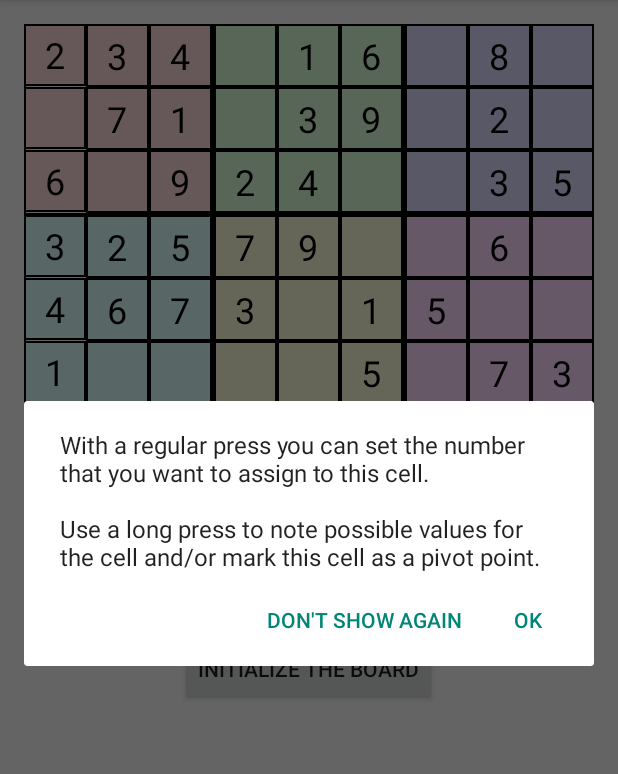
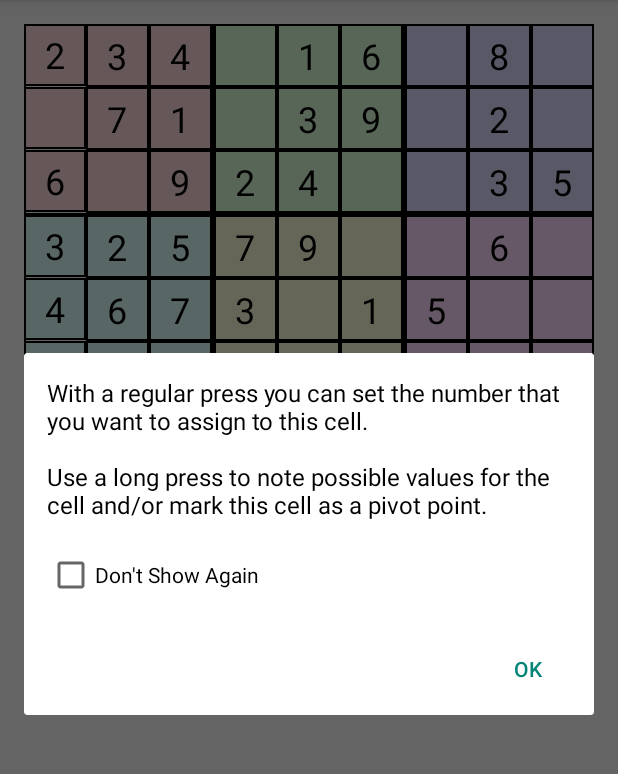
Before and after one commit to alphonzo79/Sudoku, an Android app: the screen it shows after launch (MainActivity), after a tap on an icon or button, on a phone screen of 412 x 824 dp, the part 84-858 px from its top. Run offline under Robolectric (Android 15) with nearby library versions, the phone set to English and light mode, and no system bars; 1 other tap on this screen came first.

Commit message:
Alert education dialogs working as expected

```diff
--- a/app/src/main/java/rowley/sudoku/activity/MainActivity.java
+++ b/app/src/main/java/rowley/sudoku/activity/MainActivity.java
@@ -14,6 +14,7 @@ import rowley.sudoku.fragment.MarkCellDialogFragment;
 import rowley.sudoku.fragment.SetCellDialogFragment;
 import rowley.sudoku.util.DifficultyLevel;
 import rowley.sudoku.util.SharedPrefsHelper;
+import rowley.sudoku.view.AlertMessageContents;
 import rowley.sudoku.view.Board;
 
 
@@ -100,16 +101,16 @@ public class MainActivity extends ActionBarActivity implements View.OnClickListe
             final boolean[] finalPossibilities = possibilities;
             final int finalCellIndex = cellIndex;
 
-            new AlertDialog.Builder(this).setMessage(R.string.regular_education).setCancelable(true).setPositiveButton(R.string.ok, new DialogInterface.OnClickListener() {
+            final AlertMessageContents contents = new AlertMessageContents(this);
+            contents.setMessage(getString(R.string.regular_education));
+
+            new AlertDialog.Builder(this).setView(contents).setCancelable(true).setPositiveButton(R.string.ok, new DialogInterface.OnClickListener() {
                 @Override
                 public void onClick(DialogInterface dialog, int which) {
-                    dialog.cancel();
-                }
-            }).setNegativeButton(R.string.dont_show_again, new DialogInterface.OnClickListener() {
-                @Override
-                public void onClick(DialogInterface dialog, int which) {
-                    hasDismissedRegular = true;
-                    SharedPrefsHelper.setHasDismissedRegularClickEducation(MainActivity.this);
+                    if(contents.isDontShowChecked()) {
+                        hasDismissedRegular = true;
+                        SharedPrefsHelper.setHasDismissedRegularClickEducation(MainActivity.this);
+                    }
                     dialog.cancel();
                 }
             }).setOnCancelListener(new DialogInterface.OnCancelListener() {
@@ -136,16 +137,16 @@ public class MainActivity extends ActionBarActivity implements View.OnClickListe
             final boolean finalIsMarked = isMarked;
             final int finalCellIndex = cellIndex;
 
-            new AlertDialog.Builder(this).setMessage(R.string.long_education).setCancelable(true).setPositiveButton(R.string.ok, new DialogInterface.OnClickListener() {
+            final AlertMessageContents contents = new AlertMessageContents(this);
+            contents.setMessage(getString(R.string.long_education));
+
+            new AlertDialog.Builder(this).setView(contents).setCancelable(true).setPositiveButton(R.string.ok, new DialogInterface.OnClickListener() {
                 @Override
                 public void onClick(DialogInterface dialog, int which) {
-                    dialog.cancel();
-                }
-            }).setNegativeButton(R.string.dont_show_again, new DialogInterface.OnClickListener() {
-                @Override
-                public void onClick(DialogInterface dialog, int which) {
-                    hasDismissedLong = true;
-                    SharedPrefsHelper.setHasDismissedLongClickEducation(MainActivity.this);
+                    if(contents.isDontShowChecked()) {
+                        hasDismissedLong = true;
+                        SharedPrefsHelper.setHasDismissedLongClickEducation(MainActivity.this);
+                    }
                     dialog.cancel();
                 }
             }).setOnCancelListener(new DialogInterface.OnCancelListener() {
--- a/app/src/main/java/rowley/sudoku/fragment/MarkCellDialogFragment.java
+++ b/app/src/main/java/rowley/sudoku/fragment/MarkCellDialogFragment.java
@@ -127,6 +127,7 @@ public class MarkCellDialogFragment extends DialogFragment implements View.OnCli
             case R.id.mark_button:
                 isMarked = !isMarked;
                 setMarkButtonText();
+                ((MarkCellFragListener)getActivity()).onSaveNotes(markedPossibilities, getArguments().getInt(CELL_INDEX));
                 ((MarkCellFragListener)getActivity()).onMarkCell(isMarked, getArguments().getInt(CELL_INDEX));
                 dismiss();
                 break;
--- /dev/null
+++ b/app/src/main/java/rowley/sudoku/view/AlertMessageContents.java
@@ -0,0 +1,41 @@
+package rowley.sudoku.view;
+
+import android.content.Context;
+import android.util.AttributeSet;
+import android.widget.CheckBox;
+import android.widget.LinearLayout;
+import android.widget.TextView;
+
+import rowley.sudoku.R;
+
+/**
+ * Created by joe on 4/23/15.
+ */
+public class AlertMessageContents extends LinearLayout {
+    public AlertMessageContents(Context context) {
+        super(context);
+        initView(context);
+    }
+
+    public AlertMessageContents(Context context, AttributeSet attrs) {
+        super(context, attrs);
+        initView(context);
+    }
+
+    public AlertMessageContents(Context context, AttributeSet attrs, int defStyleAttr) {
+        super(context, attrs, defStyleAttr);
+        initView(context);
+    }
+
+    private void initView(Context context) {
+        inflate(context, R.layout.dialog_with_dont_show, this);
+    }
+
+    public void setMessage(String message) {
+        ((TextView)findViewById(R.id.message)).setText(message);
+    }
+
+    public boolean isDontShowChecked() {
+        return ((CheckBox)findViewById(R.id.checkbox)).isChecked();
+    }
+}
--- /dev/null
+++ b/app/src/main/res/layout/dialog_with_dont_show.xml
@@ -0,0 +1,24 @@
+<?xml version="1.0" encoding="utf-8"?>
+<LinearLayout xmlns:android="http://schemas.android.com/apk/res/android"
+    xmlns:tools="http://schemas.android.com/tools"
+    android:orientation="vertical"
+    android:layout_width="match_parent"
+    android:layout_height="wrap_content"
+    android:padding="15dp">
+
+    <TextView
+        android:id="@+id/message"
+        android:layout_width="match_parent"
+        android:layout_height="wrap_content"
+        android:textSize="16sp"
+        android:textColor="@android:color/black"
+        tools:text="This is a test message" />
+
+    <CheckBox
+        android:id="@+id/checkbox"
+        android:layout_width="match_parent"
+        android:layout_height="wrap_content"
+        android:layout_marginTop="20dp"
+        android:text="@string/dont_show_again" />
+
+</LinearLayout>
--- a/app/src/main/res/values/dimens.xml
+++ b/app/src/main/res/values/dimens.xml
@@ -2,4 +2,6 @@
     <!-- Default screen margins, per the Android Design guidelines. -->
     <dimen name="activity_horizontal_margin">16dp</dimen>
     <dimen name="activity_vertical_margin">16dp</dimen>
+
+    <dimen name="ten_dp">10dp</dimen>
 </resources>
```
